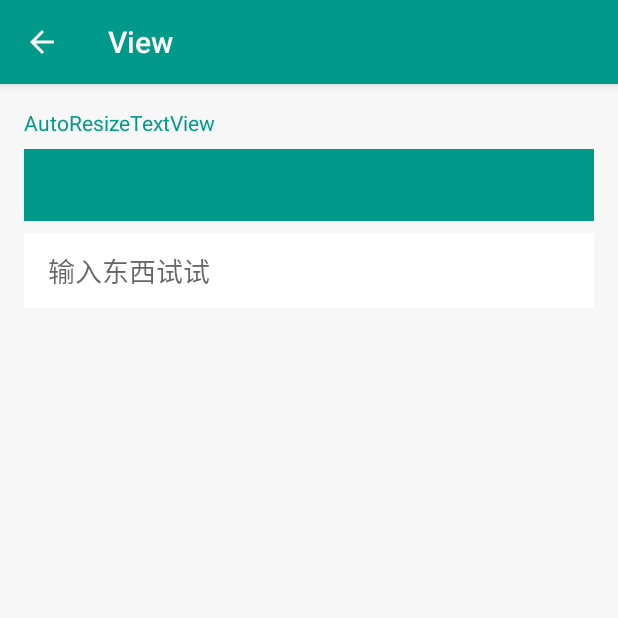
After one commit to xymelon/treasure, an Android app: the ViewActivity screen opened directly, with no data from a screen before it, on a phone screen of 412 x 824 dp, the top half of it. The commit adds this screen. Run offline under Robolectric (Android 15) with nearby library versions, the phone set to English and light mode, and no system bars; our stand-ins replace CircleImageView, data binding; libraries missing offline, so code that uses them is left out: com.jakewharton.rxbinding, rx.functions, rx.subscriptions; 1 statement that could not run was skipped.

Commit message:
ADD custom view

```diff
--- /dev/null
+++ b/app/src/main/java/com/xycoding/treasure/activity/ViewActivity.java
@@ -0,0 +1,44 @@
+package com.xycoding.treasure.activity;
+
+import android.os.Bundle;
+
+import com.jakewharton.rxbinding.widget.RxTextView;
+import com.jakewharton.rxbinding.widget.TextViewAfterTextChangeEvent;
+import com.xycoding.treasure.R;
+import com.xycoding.treasure.databinding.ActivityViewBinding;
+
+import rx.functions.Action1;
+
+/**
+ * Created by xuyang on 2016/10/28.
+ */
+
+public class ViewActivity extends BaseBindingActivity {
+
+    private ActivityViewBinding mBinding;
+
+    @Override
+    protected int getLayoutId() {
+        return R.layout.activity_view;
+    }
+
+    @Override
+    protected void initControls(Bundle savedInstanceState) {
+        mBinding = (ActivityViewBinding) binding;
+    }
+
+    @Override
+    protected void setListeners() {
+        subscriptions.add(RxTextView.afterTextChangeEvents(mBinding.clearEditText).subscribe(new Action1<TextViewAfterTextChangeEvent>() {
+            @Override
+            public void call(TextViewAfterTextChangeEvent textViewAfterTextChangeEvent) {
+                mBinding.resizeTextView.setText(textViewAfterTextChangeEvent.editable());
+            }
+        }));
+    }
+
+    @Override
+    protected void initData(Bundle savedInstanceState) {
+
+    }
+}
--- a/app/src/main/java/com/xycoding/treasure/view/AutoResizeTextView.java
+++ b/app/src/main/java/com/xycoding/treasure/view/AutoResizeTextView.java
@@ -206,6 +206,7 @@ public class AutoResizeTextView extends CheckedTextView {
             super.setTextSize(TypedValue.COMPLEX_UNIT_PX, mTextSize);
             mMaxTextSize = mTextSize;
         }
+        resizeText();
     }
 
     /**
--- /dev/null
+++ b/app/src/main/res/layout/activity_view.xml
@@ -0,0 +1,61 @@
+<?xml version="1.0" encoding="utf-8"?>
+<layout xmlns:android="http://schemas.android.com/apk/res/android"
+    xmlns:app="http://schemas.android.com/apk/res-auto">
+
+    <android.support.design.widget.CoordinatorLayout
+        android:layout_width="match_parent"
+        android:layout_height="match_parent">
+
+        <android.support.design.widget.AppBarLayout
+            android:layout_width="match_parent"
+            android:layout_height="wrap_content"
+            android:theme="@style/ThemeOverlay.AppCompat.Dark.ActionBar">
+
+            <android.support.v7.widget.Toolbar
+                android:id="@+id/toolbar"
+                style="@style/Toolbar"
+                app:popupTheme="@style/AppTheme.PopupOverlay" />
+
+        </android.support.design.widget.AppBarLayout>
+
+        <LinearLayout
+            android:layout_width="match_parent"
+            android:layout_height="match_parent"
+            android:orientation="vertical"
+            android:padding="@dimen/activity_horizontal_margin"
+            app:layout_behavior="@string/appbar_scrolling_view_behavior">
+
+            <TextView
+                android:layout_width="wrap_content"
+                android:layout_height="wrap_content"
+                android:text="AutoResizeTextView"
+                android:textColor="?attr/colorPrimary"
+                android:textSize="14sp" />
+
+            <com.xycoding.treasure.view.AutoResizeTextView
+                android:id="@+id/resize_text_view"
+                android:layout_width="match_parent"
+                android:layout_height="48dp"
+                android:layout_marginTop="8dp"
+                android:background="@color/colorPrimary"
+                android:gravity="center_vertical"
+                android:padding="10dp"
+                android:textColor="@color/W1"
+                android:textSize="30sp"
+                app:minTextSize="@dimen/S12" />
+
+            <com.xycoding.treasure.view.ClearEditText
+                android:id="@+id/clear_edit_text"
+                android:layout_width="match_parent"
+                android:layout_height="50dp"
+                android:layout_marginTop="8dp"
+                android:background="@color/W1"
+                android:hint="输入东西试试"
+                android:paddingLeft="16dp"
+                android:paddingRight="16dp" />
+
+        </LinearLayout>
+
+    </android.support.design.widget.CoordinatorLayout>
+
+</layout>
--- a/app/src/main/res/values/strings.xml
+++ b/app/src/main/res/values/strings.xml
@@ -4,5 +4,8 @@
 
     <string name="activity_main">Treasure</string>
     <string name="activity_collapsing_toolbar">CollapsingToolbar</string>
+    <string name="activity_dialog">Dialog</string>
+    <string name="activity_view">View</string>
+
     <string name="label_holder">We challenged ourselves to create a visual language for our users that synthesizes the classic principles of good design with the innovation and possibility of technology and science. This is material design. This spec is a living document that will be updated as we continue to develop the tenets and specifics of material design.</string>
 </resources>
```
Also changed, not shown: app/src/main/AndroidManifest.xml (+10 -0 lines), app/src/main/java/com/xycoding/treasure/activity/DialogActivity.java (added, +67 -0 lines), app/src/main/java/com/xycoding/treasure/activity/MainActivity.java (+7 -1 lines), app/src/main/res/layout/activity_dialog.xml (added, +65 -0 lines), app/src/main/res/layout/activity_main.xml (+17 -0 lines), app/src/main/res/layout/layout_sheet_dialog.xml (added, +37 -0 lines), app/src/main/res/values/dimens.xml (+15 -0 lines).
